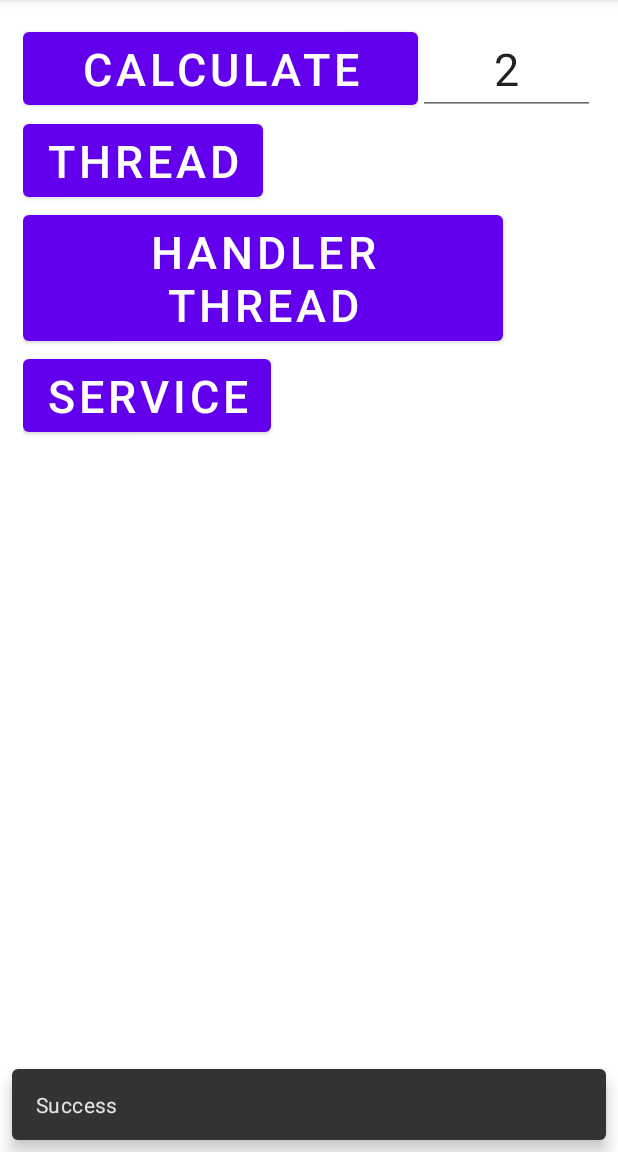
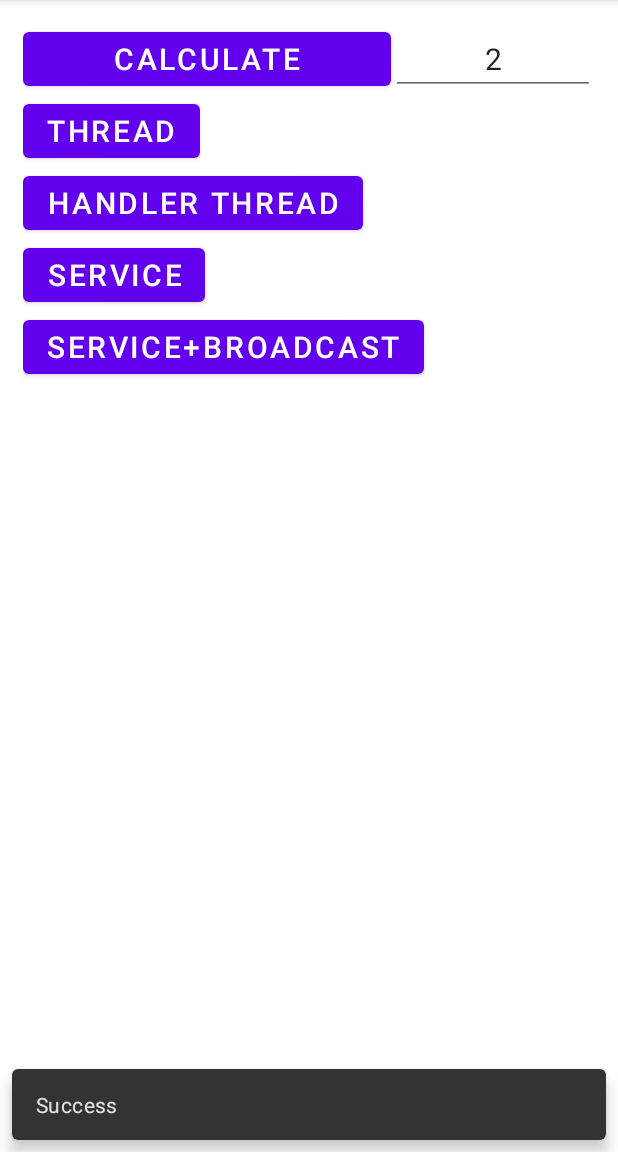
Before and after one commit to mentatusn/Lesson_1423_2_2_main, an Android app: the fragment ThreadsFragment placed in its activity, on a phone screen of 412 x 824 dp, the part 84-1236 px from its top. Run offline under Robolectric (Android 15) with nearby library versions, the phone set to English and light mode, and no system bars; network calls fail.

Commit message:
6 урок Настроили связь между ThreadsFragment+receiver и MainService.kt

```diff
--- a/app/src/main/AndroidManifest.xml
+++ b/app/src/main/AndroidManifest.xml
@@ -38,7 +38,7 @@
             android:exported="true">
             <intent-filter>
                 <action android:name="android.intent.action.ACTION_AIRPLANE_MODE_CHANGED"/>
-                <action android:name="myaction"/>
+                <action android:name="android.intent.action.BOOT_COMPLETED"/>
             </intent-filter>
         </receiver>
     </application>
--- a/app/src/main/java/ru/geekbrains/lesson_1423_2_2_main/lesson6/MainService.kt
+++ b/app/src/main/java/ru/geekbrains/lesson_1423_2_2_main/lesson6/MainService.kt
@@ -3,6 +3,7 @@ package ru.geekbrains.lesson_1423_2_2_main.lesson6
 import android.app.IntentService
 import android.content.Intent
 import android.util.Log
+import androidx.localbroadcastmanager.content.LocalBroadcastManager
 
 const val MAIN_SERVICE_STRING_EXTRA = "MainServiceExtra"
 
@@ -10,6 +11,11 @@ class MainService(name:String="name"):IntentService(name) {
 
     override fun onHandleIntent(intent: Intent?) {
         createLogMessage("onHandleIntent ${intent?.getStringExtra(MAIN_SERVICE_STRING_EXTRA)}")
+
+        val mySendIntent = Intent(TEST_BROADCAST_INTENT_FILTER)
+        mySendIntent.putExtra(THREADS_FRAGMENT_BROADCAST_EXTRA,"answer ${(0..100).random()}")
+        //sendBroadcast(mySendIntent)
+        LocalBroadcastManager.getInstance(this).sendBroadcast(mySendIntent)
     }
 
     override fun onCreate() {
--- a/app/src/main/java/ru/geekbrains/lesson_1423_2_2_main/lesson6/ThreadsFragment.kt
+++ b/app/src/main/java/ru/geekbrains/lesson_1423_2_2_main/lesson6/ThreadsFragment.kt
@@ -1,6 +1,9 @@
 package ru.geekbrains.lesson_1423_2_2_main.lesson6
 
+import android.content.BroadcastReceiver
+import android.content.Context
 import android.content.Intent
+import android.content.IntentFilter
 import android.os.Bundle
 import android.os.Handler
 import android.os.Looper
@@ -9,11 +12,23 @@ import android.view.View
 import android.view.ViewGroup
 import android.widget.TextView
 import androidx.fragment.app.Fragment
+import androidx.localbroadcastmanager.content.LocalBroadcastManager
 import ru.geekbrains.lesson_1423_2_2_main.databinding.FragmentThreadsBinding
 import java.util.*
-import java.util.concurrent.TimeUnit
 
+const val TEST_BROADCAST_INTENT_FILTER = "TEST BROADCAST INTENT FILTER"
+const val THREADS_FRAGMENT_BROADCAST_EXTRA = "THREADS_FRAGMENT_EXTRA"
 class ThreadsFragment : Fragment() {
+
+    private val receiver: BroadcastReceiver = object : BroadcastReceiver(){
+        override fun onReceive(context: Context?, intent: Intent?) {
+            binding.mainContainer.addView(TextView(context).apply {
+                val message = intent?.getStringExtra(THREADS_FRAGMENT_BROADCAST_EXTRA)
+                text = "S+BR $message"
+                textSize = 30f
+            })
+        }
+    }
 
     companion object {
         fun newInstance() = ThreadsFragment()
@@ -34,6 +49,17 @@ class ThreadsFragment : Fragment() {
 
     override fun onViewCreated(view: View, savedInstanceState: Bundle?) {
         super.onViewCreated(view, savedInstanceState)
+        firstPart()
+        registerBroadcast()
+    }
+
+    private fun registerBroadcast() {
+        //requireActivity().registerReceiver(receiver, IntentFilter(TEST_BROADCAST_INTENT_FILTER))
+        LocalBroadcastManager.getInstance(requireActivity())
+            .registerReceiver(receiver, IntentFilter(TEST_BROADCAST_INTENT_FILTER))
+    }
+
+    private fun firstPart() {
         // DANGER
         binding.button.setOnClickListener {
             val timer = binding.editText.text.toString().toInt()
@@ -82,14 +108,20 @@ class ThreadsFragment : Fragment() {
         handlerThread.mHandler?.looper?.quit()// выходим незамедлительно
 
 
-        binding.btnService.setOnClickListener{
-            context?.let{
-                val intent = Intent(it,MainService::class.java)
-                intent.putExtra(MAIN_SERVICE_STRING_EXTRA,"привет сервис, я фрагмент")
+        binding.btnService.setOnClickListener {
+            context?.let {
+                val intent = Intent(it, MainService::class.java)
+                intent.putExtra(MAIN_SERVICE_STRING_EXTRA, "привет сервис, я фрагмент")
                 it.startService(intent)
             }
         }
-
+        binding.btnServiceBroadcast.setOnClickListener {
+            context?.let {
+                val intent = Intent(it, MainService::class.java)
+                intent.putExtra(MAIN_SERVICE_STRING_EXTRA, "привет сервис, я фрагмент")
+                it.startService(intent)
+            }
+        }
     }
 
     private fun startCalculations(timer: Int) {
--- a/app/src/main/res/layout/fragment_threads.xml
+++ b/app/src/main/res/layout/fragment_threads.xml
@@ -61,5 +61,13 @@
             android:text="Service"
             android:textSize="@dimen/feels_like_text_size" />
 
+        <Button
+            android:id="@+id/btnServiceBroadcast"
+            android:layout_width="wrap_content"
+            android:layout_height="wrap_content"
+            android:layout_weight="1"
+            android:text="Service+Broadcast"
+            android:textSize="@dimen/feels_like_text_size" />
+
     </LinearLayout>
 </androidx.core.widget.NestedScrollView>
--- a/app/src/main/res/values/dimens.xml
+++ b/app/src/main/res/values/dimens.xml
@@ -3,6 +3,6 @@
     <dimen name="city_name_margin_top">50dp</dimen>
     <dimen name="margin_15_dp">15dp</dimen>
     <dimen name="temperature_value_text_size">40sp</dimen>
-    <dimen name="feels_like_text_size">30sp</dimen>
+    <dimen name="feels_like_text_size">20sp</dimen>
 
 </resources>
```
